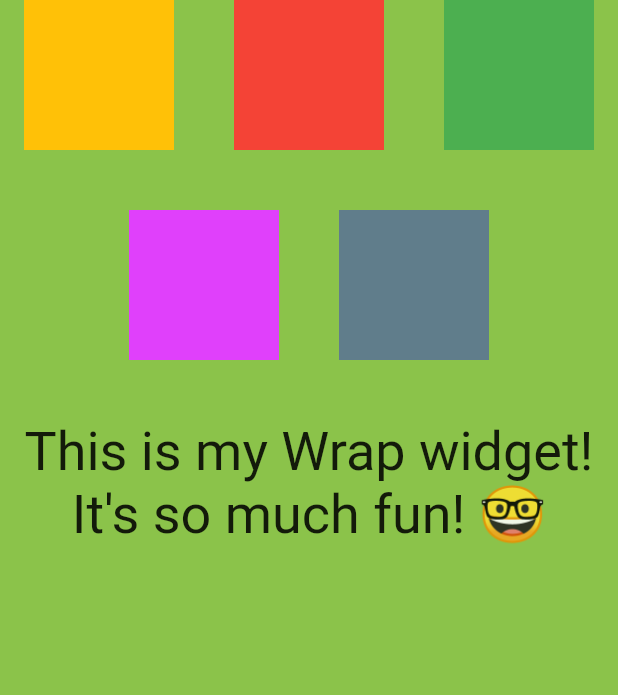
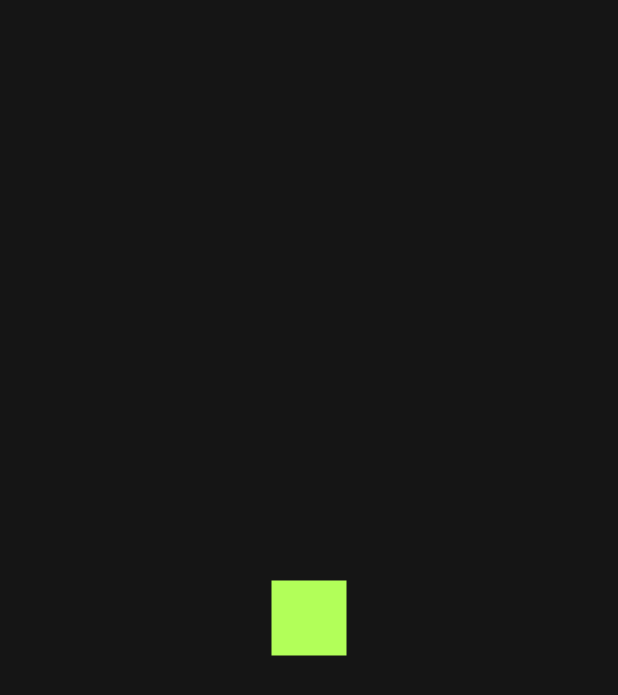
Before and after one commit to Mekselek/Widget-Of-The-Week, a Flutter app: the screen it shows after launch, on a phone screen of 412 x 824 dp. Shown: the top 695 px of the screen. Run offline on Flutter 3.47's test engine with Material 2 defaults, Android fonts, the phone set to English and light mode, and no system bars.

Commit message:
Added Animated Container Widget

```diff
--- a/lib/AnotherWidgets.dart
+++ b/lib/AnotherWidgets.dart
@@ -2,6 +2,7 @@
 
 //ListView
 
+import 'package:expanded_wotw/main.dart';
 import 'package:flutter/material.dart';
 import 'package:flutter/src/widgets/container.dart';
 import 'package:flutter/src/widgets/framework.dart';
@@ -145,3 +146,47 @@ class MyListViewBuilder extends StatelessWidget {
             })));
   }
 }
+
+class MyAnimatedContainer extends StatefulWidget {
+  @override
+  State<MyAnimatedContainer> createState() => _MyAnimatedContainerState();
+}
+
+var myDuration = 1;
+double rectangleValue = 50;
+Color? myColor = Colors.lightGreenAccent;
+var isClicked = true;
+
+class _MyAnimatedContainerState extends State<MyAnimatedContainer> {
+  void _expandBox() {
+    setState(() {
+      if (isClicked) {
+        rectangleValue = 100;
+        myColor = Colors.deepPurpleAccent;
+        isClicked = !isClicked;
+      } else {
+        rectangleValue = 50;
+        myColor = Colors.lightGreenAccent;
+        isClicked = !isClicked;
+      }
+    });
+  }
+
+  @override
+  Widget build(BuildContext context) {
+    return GestureDetector(
+      onTap: _expandBox,
+      child: Scaffold(
+        backgroundColor: Color.fromARGB(255, 21, 21, 21),
+        body: Center(
+            child: AnimatedContainer(
+          width: rectangleValue,
+          height: rectangleValue,
+          curve: Curves.bounceInOut,
+          duration: Duration(seconds: myDuration),
+          color: myColor,
+        )),
+      ),
+    );
+  }
+}
--- a/lib/main.dart
+++ b/lib/main.dart
@@ -1,5 +1,6 @@
 import 'dart:math';
 
+import 'package:expanded_wotw/AnotherWidgets.dart';
 import 'package:flutter/material.dart';
 
 void main() {
@@ -14,10 +15,11 @@ class MyApp extends StatelessWidget {
   Widget build(BuildContext context) {
     return MaterialApp(
       title: 'Flutter Demo',
+      debugShowCheckedModeBanner: false,
       theme: ThemeData(
         primarySwatch: Colors.blue,
       ),
-      home: const MyWrapWidget(),
+      home: MyAnimatedContainer(),
     );
   }
 }
```
